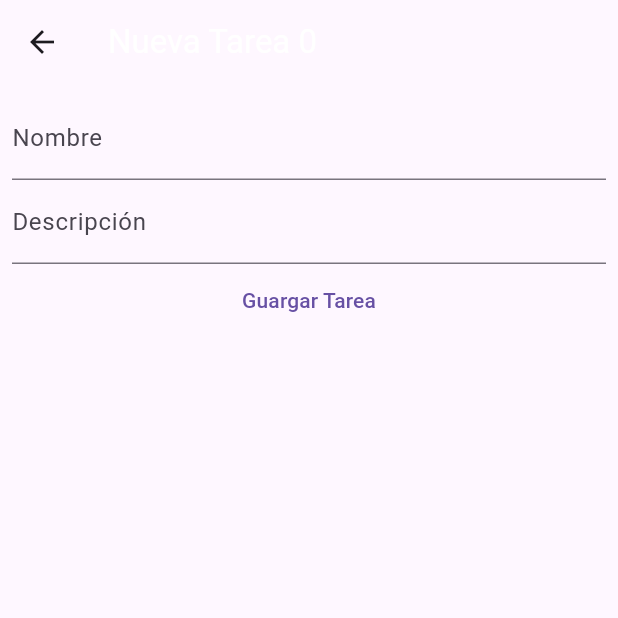
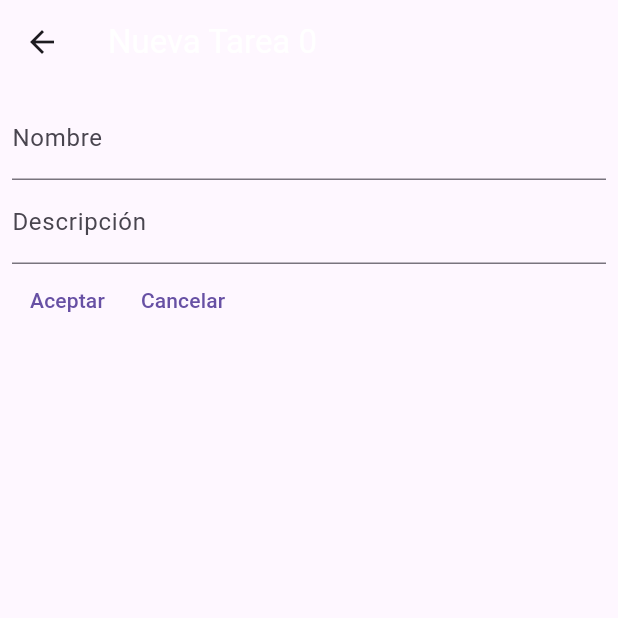
Before and after one commit to olarteViviana/TodoList, a Flutter app: the screen it shows after launch, after a tap on the "add" icon, on a phone screen of 412 x 824 dp, the top half of it. Run offline on Flutter 3.47's test engine with Material 3 defaults, Android fonts, the phone set to English and light mode, and no system bars.

Commit message:
feat: botón cancelar

```diff
--- a/lib/controller/CreateTaskController.dart
+++ b/lib/controller/CreateTaskController.dart
@@ -28,3 +28,7 @@ saveTask(GlobalKey<FormState> _key,
     }
   }
 }
+
+cancelTask(GlobalKey<FormState> _key) {
+  _key.currentState!.reset();
+}
--- a/lib/view/pages/CreateTaskPage.dart
+++ b/lib/view/pages/CreateTaskPage.dart
@@ -46,6 +46,8 @@ class _CreateTaskPageState extends State<CreateTaskPage> {
                 labelText: "Descripción",
                 hintText: "Ingrese la descripción de la tarea"),
             ),
+            Row(
+              children: [
                 TextButton(
                   onPressed: () =>
                     saveTask(
@@ -54,8 +56,17 @@ class _CreateTaskPageState extends State<CreateTaskPage> {
                       description: description,
                       provider: taskController
                     ),
-                child: const Text("Guargar Tarea"),
+                  child: const Text("Aceptar"),
                 ),
+                TextButton(
+                  onPressed: () =>
+                    cancelTask(
+                      _key
+                    ),
+                  child: const Text("Cancelar"),
+                ),
+              ],
+            )
           ],
         ),
       ),
```
Also changed, not shown: lib/view/pages/ListTaskPage.dart (+7 -1 lines). Lines whose indentation alone changed are shown as unchanged.
